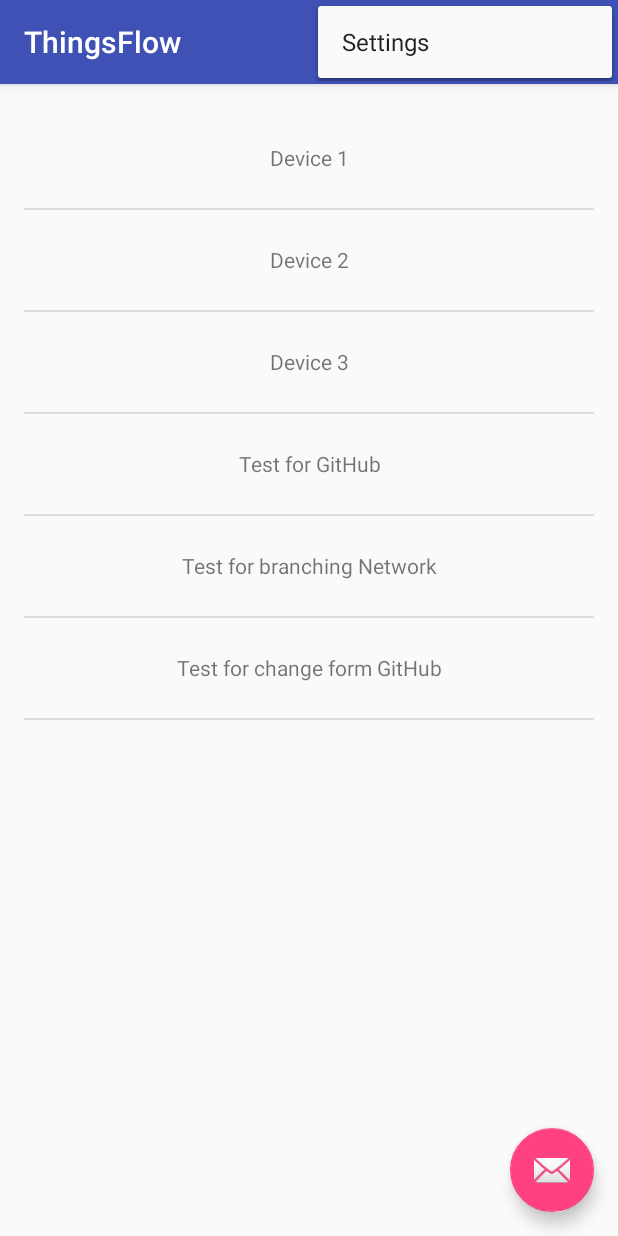
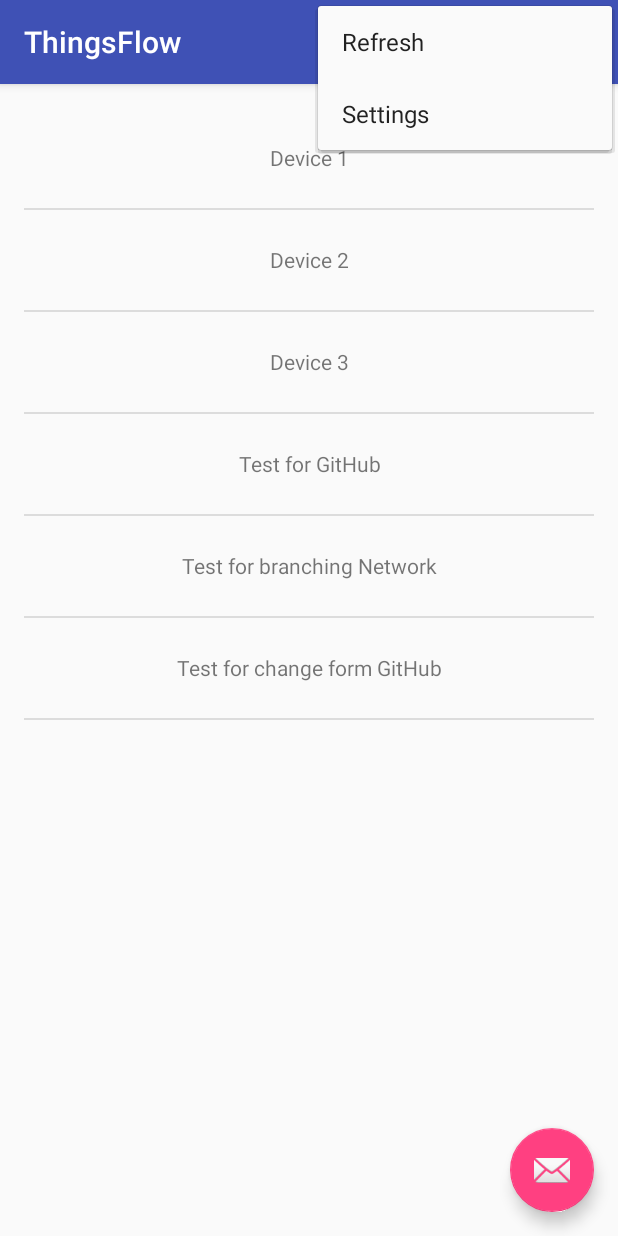
Before and after one commit to heibaifu/MQTT-Patterns, an Android app: the screen it shows after launch (MainActivity), with the options menu open, on a phone screen of 412 x 824 dp. Run offline under Robolectric (Android 15) with nearby library versions, the phone set to English and light mode, and no system bars.

Commit message:
Added Menu and reconfig AsyncTask
Added Menu through a separate xml, and re structured the AsynTask call,
and parameters

```diff
--- a/app/src/main/java/com/patterns/io/thingsflow/DevicesFragment.java
+++ b/app/src/main/java/com/patterns/io/thingsflow/DevicesFragment.java
@@ -5,6 +5,9 @@ import android.os.Bundle;
 import android.support.v4.app.Fragment;
 import android.util.Log;
 import android.view.LayoutInflater;
+import android.view.Menu;
+import android.view.MenuInflater;
+import android.view.MenuItem;
 import android.view.View;
 import android.view.ViewGroup;
 import android.widget.ArrayAdapter;
@@ -31,10 +34,44 @@ public class DevicesFragment extends Fragment {
     }
 
     @Override
+    public void onCreate(Bundle savedInstanceState){
+        super.onCreate(savedInstanceState);
+        // Add this line in order for this fragment to handle menu events.
+        setHasOptionsMenu(true);
+    }
+
+    @Override
+    public void onCreateOptionsMenu(Menu menu, MenuInflater inflater){
+        // Inflate the menu; this adds items to the action bar if it is present.
+        inflater.inflate(R.menu.devicefragment, menu);
+        //getMenuInflater().inflate(R.menu.devicefragment, menu);
+    }
+
+    @Override
+    public boolean onOptionsItemSelected(MenuItem item) {
+        // Handle action bar item clicks here. The action bar will
+        // automatically handle clicks on the Home/Up button, so long
+        // as you specify a parent activity in AndroidManifest.xml.
+        int id = item.getItemId();
+
+        //noinspection SimplifiableIfStatement
+        if (id == R.id.action_refresh) {
+            FetchDevicesTask devicesTask = new FetchDevicesTask();
+            devicesTask.execute();
+            return true;
+        }
+
+        return super.onOptionsItemSelected(item);
+    }
+
+
+    @Override
     public View onCreateView(LayoutInflater inflater, ViewGroup container,
                              Bundle savedInstanceState) {
 
         View rootView = inflater.inflate(R.layout.fragment_main, container, false);
+
+
 
         String[] arrayStrings = {
                 "Device 1",
@@ -64,17 +101,17 @@ public class DevicesFragment extends Fragment {
         // Bind the adapter to the List View
         listView.setAdapter(devicesAdapter);
 
-        new FetchDevicesTask().execute("http://api.openweathermap.org/data/2.5/forecast/daily?q=94043&mode=json&units=metric&cnt=7");
+        //new FetchDevicesTask().execute("http://api.openweathermap.org/data/2.5/forecast/daily?q=94043&mode=json&units=metric&cnt=7&appid=8889689cdc229214c182a2ea6a3f5e55");
 
 
         return rootView;
 
     }
 
-    public class FetchDevicesTask extends AsyncTask <String, Void, String>{
+    public class FetchDevicesTask extends AsyncTask <Void, Void, Void>{
 
         @Override
-        protected String doInBackground(String... urlString){
+        protected Void doInBackground(Void... params) {
             // These two need to be declared outside the try/catch
             // so that they can be closed in the finally block.
             HttpURLConnection urlConnection = null;
@@ -84,10 +121,11 @@ public class DevicesFragment extends Fragment {
             String forecastJsonStr = null;
 
             try {
+                String baseUrl = "http://api.openweathermap.org/data/2.5/forecast/daily?q=94043&mode=json&units=metric&cnt=7&appid=8889689cdc229214c182a2ea6a3f5e55";
                 // Construct the URL for the OpenWeatherMap query
                 // Possible parameters are avaiable at OWM's forecast API page, at
                 // http://openweathermap.org/API#forecast
-                URL url = new URL(urlString[0]);
+                URL url = new URL(baseUrl);
 
                 // Create the request to OpenWeatherMap, and open the connection
                 urlConnection = (HttpURLConnection) url.openConnection();
@@ -121,7 +159,7 @@ public class DevicesFragment extends Fragment {
                 // If the code didn't successfully get the weather data, there's no point in attemping
                 // to parse it.
                 return null;
-            } finally{
+            } finally {
                 if (urlConnection != null) {
                     urlConnection.disconnect();
                 }
@@ -133,7 +171,7 @@ public class DevicesFragment extends Fragment {
                     }
                 }
             }
-            return forecastJsonStr;
+            return null;
         }
 
 
--- /dev/null
+++ b/app/src/main/res/menu/devicefragment.xml
@@ -0,0 +1,12 @@
+<?xml version="1.0" encoding="utf-8"?>
+
+<menu xmlns:android="http://schemas.android.com/apk/res/android"
+    xmlns:app="http://schemas.android.com/apk/res-auto">
+
+    <item
+        android:id="@+id/action_refresh"
+        android:orderInCategory="0"
+        app:showAsAction="never"
+        android:title="@string/action_refresh" />
+
+</menu>
--- a/app/src/main/res/menu/main.xml
+++ b/app/src/main/res/menu/main.xml
@@ -2,6 +2,7 @@
     xmlns:app="http://schemas.android.com/apk/res-auto"
     xmlns:tools="http://schemas.android.com/tools"
     tools:context="com.patterns.io.thingsflow.MainActivity">
+
     <item
         android:id="@+id/action_settings"
         android:orderInCategory="100"
--- a/app/src/main/res/values/strings.xml
+++ b/app/src/main/res/values/strings.xml
@@ -1,4 +1,5 @@
 <resources>
     <string name="app_name">ThingsFlow</string>
     <string name="action_settings">Settings</string>
+    <string name="action_refresh">Refresh</string>
 </resources>
```
